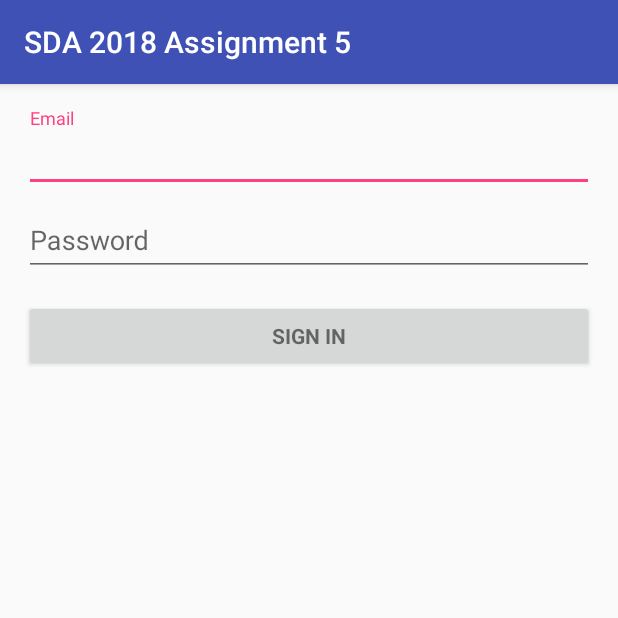
After one commit to denkelleher-dcu/denkelleher-Assignment5, an Android app: the MainActivity screen opened directly, with no data from a screen before it, on a phone screen of 412 x 824 dp, the top half of it. The commit adds this screen. Run offline under Robolectric (Android 15) with nearby library versions, the phone set to English and light mode, and no system bars; our stand-ins replace Firebase (no records; nobody signed in at launch, a user with empty details on screens opened directly).

Commit message:
Initial connection to Firebase

```diff
--- a/app/build.gradle
+++ b/app/build.gradle
@@ -22,7 +22,11 @@ dependencies {
     implementation fileTree(dir: 'libs', include: ['*.jar'])
     implementation 'com.android.support:appcompat-v7:28.0.0'
     implementation 'com.android.support:design:28.0.0'
+    implementation 'com.android.support.constraint:constraint-layout:1.1.3'
     testImplementation 'junit:junit:4.12'
     androidTestImplementation 'com.android.support.test:runner:1.0.2'
     androidTestImplementation 'com.android.support.test.espresso:espresso-core:3.0.2'
+    implementation 'com.google.firebase:firebase-core:16.0.7'
+    implementation 'com.google.firebase:firebase-auth:16.2.0'
 }
+apply plugin: 'com.google.gms.google-services'
--- a/app/src/main/AndroidManifest.xml
+++ b/app/src/main/AndroidManifest.xml
@@ -1,10 +1,12 @@
 <?xml version="1.0" encoding="utf-8"?>
 <manifest xmlns:android="http://schemas.android.com/apk/res/android"
     package="com.example.denis.sda2018assignment5">
+
     <!-- To auto-complete the email text field in the login form with the user's emails -->
     <uses-permission android:name="android.permission.GET_ACCOUNTS" />
     <uses-permission android:name="android.permission.READ_PROFILE" />
     <uses-permission android:name="android.permission.READ_CONTACTS" />
+    <uses-permission android:name="android.permission.INTERNET" />
 
     <application
         android:allowBackup="true"
@@ -22,6 +24,7 @@
                 <category android:name="android.intent.category.LAUNCHER" />
             </intent-filter>
         </activity>
+        <activity android:name=".MainActivity"></activity>
     </application>
 
 </manifest>
--- /dev/null
+++ b/app/src/main/java/com/example/denis/sda2018assignment5/MainActivity.java
@@ -0,0 +1,199 @@
+/**
+ * Copyright 2016 Google Inc. All Rights Reserved.
+ *
+ * Licensed under the Apache License, Version 2.0 (the "License");
+ * you may not use this file except in compliance with the License.
+ * You may obtain a copy of the License at
+ *
+ * http://www.apache.org/licenses/LICENSE-2.0
+ *
+ * Unless required by applicable law or agreed to in writing, software
+ * distributed under the License is distributed on an "AS IS" BASIS,
+ * WITHOUT WARRANTIES OR CONDITIONS OF ANY KIND, either express or implied.
+ * See the License for the specific language governing permissions and
+ * limitations under the License.
+ */
+
+
+package com.example.denis.sda2018assignment5;
+
+
+import android.os.Bundle;
+import android.support.annotation.NonNull;
+import android.support.v7.app.AppCompatActivity;
+import android.text.TextUtils;
+import android.util.Log;
+import android.view.View;
+import android.widget.EditText;
+import android.widget.TextView;
+import android.widget.Toast;
+
+import com.google.android.gms.tasks.OnCompleteListener;
+import com.google.android.gms.tasks.Task;
+import com.google.firebase.auth.AuthResult;
+import com.google.firebase.auth.FirebaseAuth;
+import com.google.firebase.auth.FirebaseUser;
+
+
+public class MainActivity extends AppCompatActivity implements
+        View.OnClickListener{
+
+    private static final String TAG = "EmailPassword";
+
+    private TextView mStatusTextView;
+    private TextView mDetailTextView;
+    private EditText mEmailField;
+    private EditText mPasswordField;
+
+
+    // [START declare_auth]
+    private FirebaseAuth mAuth;
+    // [END declare_auth]
+
+    @Override
+    protected void onCreate(Bundle savedInstanceState) {
+        super.onCreate(savedInstanceState);
+        setContentView(R.layout.activity_main);
+
+        // Set Views link to activity_main
+        mEmailField = findViewById(R.id.email);
+        mPasswordField = findViewById(R.id.password);
+
+        // Set Button listener link to activity_main
+        findViewById(R.id.email_sign_in_button).setOnClickListener(this);
+
+
+        // [START initialize_auth]
+        // Initialize Firebase Auth
+        mAuth = FirebaseAuth.getInstance();
+        // [END initialize_auth]
+    }
+
+
+    // [START on_start_check_user]
+    @Override
+    public void onStart() {
+        super.onStart();
+        // Check if user is signed in (non-null) and update UI accordingly.
+        FirebaseUser currentUser = mAuth.getCurrentUser();
+        updateUI(currentUser);
+    }
+    // [END on_start_check_user]
+
+
+    //signIn Method
+    private void signIn(String email, String password) {
+        //set a TAG for logCat
+        Log.d(TAG, "signIn:" + email);
+        // check the format of the email and password
+        if (!validateForm()) {
+            return;
+        }
+
+        showProgressDialog();
+
+        // [START sign_in_with_email]
+        mAuth.signInWithEmailAndPassword(email, password)
+                .addOnCompleteListener(this, new OnCompleteListener<AuthResult>() {
+                    @Override
+                    public void onComplete(@NonNull Task<AuthResult> task) {
+                        if (task.isSuccessful()) {
+                            // Sign in success, update UI with the signed-in user's information
+                            Log.d(TAG, "signInWithEmail:success");
+                            FirebaseUser user = mAuth.getCurrentUser();
+                            updateUI(user);
+                        } else {
+                            // If sign in fails, display a message to the user.
+                            Log.w(TAG, "signInWithEmail:failure", task.getException());
+                            Toast.makeText(EmailPasswordActivity.this, "Authentication failed.",
+                                    Toast.LENGTH_SHORT).show();
+                            updateUI(null);
+                        }
+
+                        // [START_EXCLUDE]
+                        if (!task.isSuccessful()) {
+                            mStatusTextView.setText(R.string.auth_failed);
+                        }
+                        hideProgressDialog();
+                        // [END_EXCLUDE]
+                    }
+                });
+        // [END sign_in_with_email]
+    }
+
+
+
+
+    //validateForm() method..
+    //Check email and password fields are correctly formatted..
+    private boolean validateForm() {
+        boolean valid = true;
+        //empty string in email
+        String email = mEmailField.getText().toString();
+        if (TextUtils.isEmpty(email)) {
+            mEmailField.setError("Required.");
+            valid = false;
+        } else {
+            mEmailField.setError(null);
+        }
+        //empty string in password
+        String password = mPasswordField.getText().toString();
+        if (TextUtils.isEmpty(password)) {
+            mPasswordField.setError("Required.");
+            valid = false;
+        } else {
+            mPasswordField.setError(null);
+        }
+
+        return valid;
+    }
+
+
+
+
+
+
+    //updateUI method
+    private void updateUI(FirebaseUser user) {
+        //Todo nothing for now..
+
+       /* hideProgressDialog();
+        if (user != null) {
+            mStatusTextView.setText(getString(R.string.emailpassword_status_fmt,
+                    user.getEmail(), user.isEmailVerified()));
+            mDetailTextView.setText(getString(R.string.firebase_status_fmt, user.getUid()));
+
+            findViewById(R.id.emailPasswordButtons).setVisibility(View.GONE);
+            findViewById(R.id.emailPasswordFields).setVisibility(View.GONE);
+            findViewById(R.id.signedInButtons).setVisibility(View.VISIBLE);
+
+            findViewById(R.id.verifyEmailButton).setEnabled(!user.isEmailVerified());
+        } else {
+            mStatusTextView.setText(R.string.signed_out);
+            mDetailTextView.setText(null);
+
+            findViewById(R.id.emailPasswordButtons).setVisibility(View.VISIBLE);
+            findViewById(R.id.emailPasswordFields).setVisibility(View.VISIBLE);
+            findViewById(R.id.signedInButtons).setVisibility(View.GONE);
+        }*/
+    }
+
+    //OnClick implementation
+    @Override
+    public void onClick(View v) {
+        // Todo nothing for now
+        /*int i = v.getId();
+        if (i == R.id.emailCreateAccountButton) {
+            createAccount(mEmailField.getText().toString(), mPasswordField.getText().toString());
+        } else if (i == R.id.emailSignInButton) {
+            signIn(mEmailField.getText().toString(), mPasswordField.getText().toString());
+        } else if (i == R.id.signOutButton) {
+            signOut();
+        } else if (i == R.id.verifyEmailButton) {
+            sendEmailVerification();
+        }*/
+    }
+
+
+
+}
--- /dev/null
+++ b/app/src/main/res/layout/activity_main.xml
@@ -0,0 +1,78 @@
+<?xml version="1.0" encoding="utf-8"?>
+<LinearLayout xmlns:android="http://schemas.android.com/apk/res/android"
+    xmlns:tools="http://schemas.android.com/tools"
+    android:layout_width="match_parent"
+    android:layout_height="match_parent"
+    android:gravity="center_horizontal"
+    android:orientation="vertical"
+    android:paddingBottom="@dimen/activity_vertical_margin"
+    android:paddingLeft="@dimen/activity_horizontal_margin"
+    android:paddingRight="@dimen/activity_horizontal_margin"
+    android:paddingTop="@dimen/activity_vertical_margin"
+    tools:context=".LoginActivity">
+
+    <!-- Login progress -->
+    <ProgressBar
+        android:id="@+id/login_progress"
+        style="?android:attr/progressBarStyleLarge"
+        android:layout_width="wrap_content"
+        android:layout_height="wrap_content"
+        android:layout_marginBottom="8dp"
+        android:visibility="gone" />
+
+    <ScrollView
+        android:id="@+id/login_form"
+        android:layout_width="match_parent"
+        android:layout_height="match_parent">
+
+        <LinearLayout
+            android:id="@+id/email_login_form"
+            android:layout_width="match_parent"
+            android:layout_height="wrap_content"
+            android:orientation="vertical">
+
+            <android.support.design.widget.TextInputLayout
+                android:layout_width="match_parent"
+                android:layout_height="wrap_content">
+
+                <AutoCompleteTextView
+                    android:id="@+id/email"
+                    android:layout_width="match_parent"
+                    android:layout_height="wrap_content"
+                    android:hint="@string/prompt_email"
+                    android:inputType="textEmailAddress"
+                    android:maxLines="1"
+                    android:singleLine="true" />
+
+            </android.support.design.widget.TextInputLayout>
+
+            <android.support.design.widget.TextInputLayout
+                android:layout_width="match_parent"
+                android:layout_height="wrap_content">
+
+                <EditText
+                    android:id="@+id/password"
+                    android:layout_width="match_parent"
+                    android:layout_height="wrap_content"
+                    android:hint="@string/prompt_password"
+                    android:imeActionId="6"
+                    android:imeActionLabel="@string/action_sign_in_short"
+                    android:imeOptions="actionUnspecified"
+                    android:inputType="textPassword"
+                    android:maxLines="1"
+                    android:singleLine="true" />
+
+            </android.support.design.widget.TextInputLayout>
+
+            <Button
+                android:id="@+id/email_sign_in_button"
+                style="?android:textAppearanceSmall"
+                android:layout_width="match_parent"
+                android:layout_height="wrap_content"
+                android:layout_marginTop="16dp"
+                android:text="@string/action_sign_in"
+                android:textStyle="bold" />
+
+        </LinearLayout>
+    </ScrollView>
+</LinearLayout>
--- a/app/src/main/res/values/strings.xml
+++ b/app/src/main/res/values/strings.xml
@@ -3,8 +3,8 @@
 
     <!-- Strings related to login -->
     <string name="prompt_email">Email</string>
-    <string name="prompt_password">Password (optional)</string>
-    <string name="action_sign_in">Sign in or register</string>
+    <string name="prompt_password">Password</string>
+    <string name="action_sign_in">Sign in</string>
     <string name="action_sign_in_short">Sign in</string>
     <string name="error_invalid_email">This email address is invalid</string>
     <string name="error_invalid_password">This password is too short</string>
--- a/build.gradle
+++ b/build.gradle
@@ -8,7 +8,7 @@ buildscript {
     }
     dependencies {
         classpath 'com.android.tools.build:gradle:3.1.4'
-
+        classpath 'com.google.gms:google-services:4.0.1'
 
         // NOTE: Do not place your application dependencies here; they belong
         // in the individual module build.gradle files
```
Also changed, not shown: app/src/main/java/com/example/denis/sda2018assignment5/LoginActivity.java (+50 -9 lines), 1 other file.
